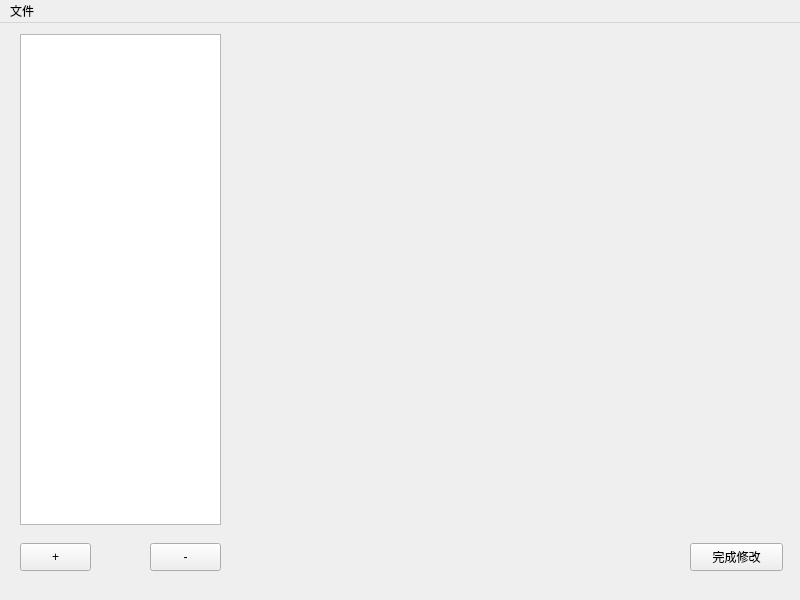
This is include/teachermainform.ui in unconsolable/test-system as Qt 5 draws it before an edit. The edited form follows.
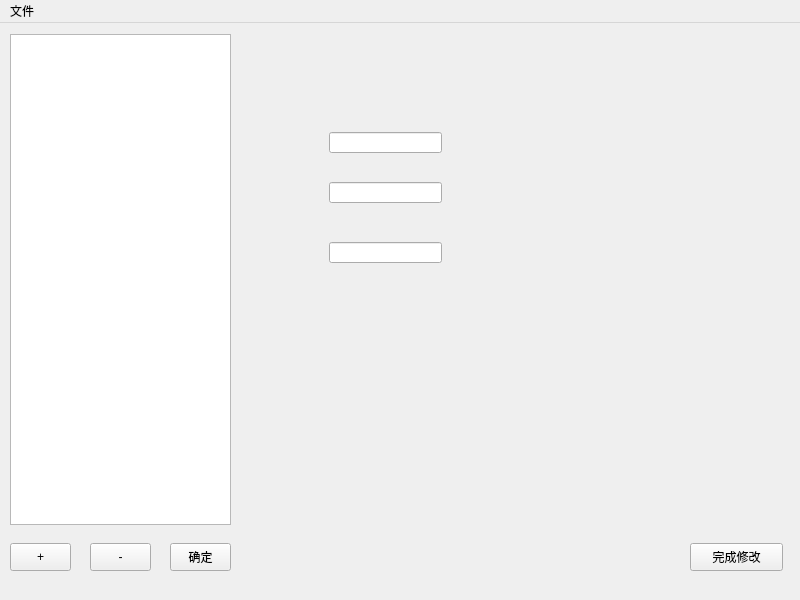
This is the edited form.

Patch:
```diff
--- a/include/teachermainform.ui
+++ b/include/teachermainform.ui
@@ -17,9 +17,9 @@
    <widget class="QListView" name="m_listViewProblem">
     <property name="geometry">
      <rect>
-      <x>20</x>
+      <x>10</x>
       <y>11</y>
-      <width>201</width>
+      <width>221</width>
       <height>491</height>
      </rect>
     </property>
@@ -33,13 +33,46 @@
       <height>491</height>
      </rect>
     </property>
+    <widget class="QLineEdit" name="tmp_mark">
+     <property name="geometry">
+      <rect>
+       <x>80</x>
+       <y>150</y>
+       <width>113</width>
+       <height>21</height>
+      </rect>
+     </property>
+     <property name="readOnly">
+      <bool>true</bool>
+     </property>
+    </widget>
+    <widget class="QLineEdit" name="tmp_type">
+     <property name="geometry">
+      <rect>
+       <x>80</x>
+       <y>100</y>
+       <width>113</width>
+       <height>21</height>
+      </rect>
+     </property>
+    </widget>
+    <widget class="QLineEdit" name="tmp_desc">
+     <property name="geometry">
+      <rect>
+       <x>80</x>
+       <y>210</y>
+       <width>113</width>
+       <height>21</height>
+      </rect>
+     </property>
+    </widget>
    </widget>
    <widget class="QPushButton" name="m_buttonAdd">
     <property name="geometry">
      <rect>
-      <x>20</x>
+      <x>10</x>
       <y>520</y>
-      <width>71</width>
+      <width>61</width>
       <height>28</height>
      </rect>
     </property>
@@ -50,9 +83,9 @@
    <widget class="QPushButton" name="m_buttonRm">
     <property name="geometry">
      <rect>
-      <x>150</x>
+      <x>90</x>
       <y>520</y>
-      <width>71</width>
+      <width>61</width>
       <height>28</height>
      </rect>
     </property>
@@ -79,6 +112,19 @@
      <string>完成修改</string>
     </property>
    </widget>
+   <widget class="QPushButton" name="m_buttonSelect">
+    <property name="geometry">
+     <rect>
+      <x>170</x>
+      <y>520</y>
+      <width>61</width>
+      <height>28</height>
+     </rect>
+    </property>
+    <property name="text">
+     <string>确定</string>
+    </property>
+   </widget>
   </widget>
   <widget class="QMenuBar" name="menubar">
    <property name="geometry">
```
Left out of the diff: 2 changed lines with no effect on the pictures.
